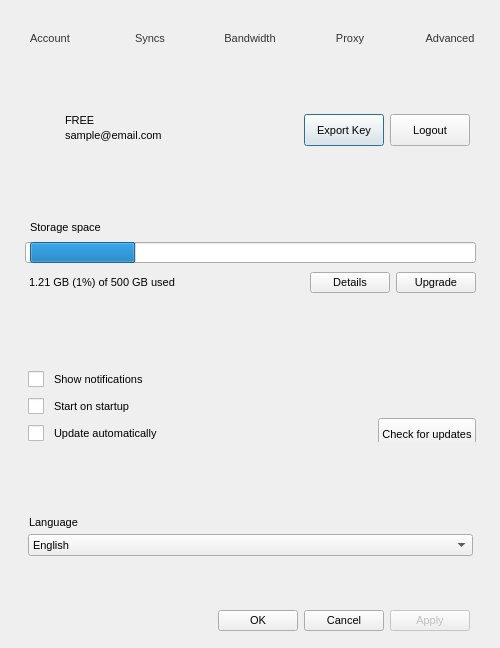
Old version of the form src/MEGASync/gui/macx/SettingsDialog.ui in the repository meganz/MEGAsync.
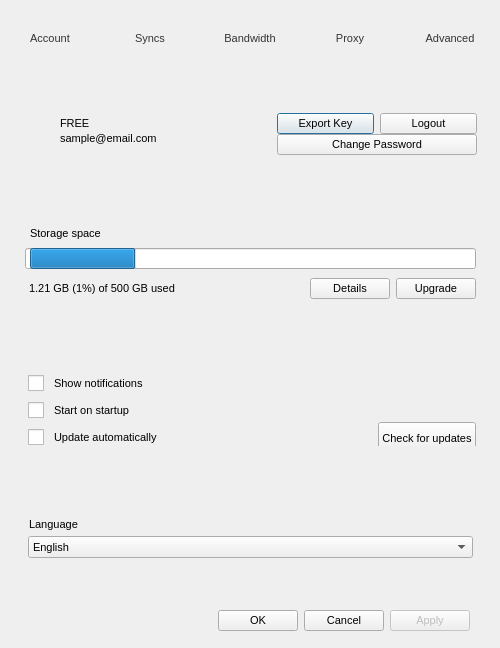
New version of the form. The open tabs and pages were chosen to show the change. Icons and pictures are not drawn.

Commit message: Feature to change password

What changed in the file:
```diff
--- a/src/MEGASync/gui/macx/SettingsDialog.ui
+++ b/src/MEGASync/gui/macx/SettingsDialog.ui
@@ -617,18 +617,18 @@
          <property name="flat">
           <bool>true</bool>
          </property>
-         <layout class="QHBoxLayout" name="horizontalLayout_3" stretch="0,0,0,0">
+         <layout class="QHBoxLayout" name="horizontalLayout_3" stretch="0,0,0">
           <property name="spacing">
            <number>6</number>
           </property>
           <property name="leftMargin">
-           <number>27</number>
+           <number>22</number>
           </property>
           <property name="topMargin">
            <number>15</number>
           </property>
           <property name="rightMargin">
-           <number>29</number>
+           <number>22</number>
           </property>
           <property name="bottomMargin">
            <number>15</number>
@@ -813,6 +813,48 @@
            </widget>
           </item>
           <item>
+           <widget class="QWidget" name="widget_14" native="true">
+            <property name="minimumSize">
+             <size>
+              <width>200</width>
+              <height>0</height>
+             </size>
+            </property>
+            <layout class="QVBoxLayout" name="verticalLayout_20">
+             <property name="spacing">
+              <number>0</number>
+             </property>
+             <property name="leftMargin">
+              <number>0</number>
+             </property>
+             <property name="topMargin">
+              <number>0</number>
+             </property>
+             <property name="rightMargin">
+              <number>0</number>
+             </property>
+             <property name="bottomMargin">
+              <number>0</number>
+             </property>
+             <item>
+              <widget class="QWidget" name="widget_16" native="true">
+               <property name="styleSheet">
+                <string notr="true"/>
+               </property>
+               <layout class="QHBoxLayout" name="horizontalLayout_27">
+                <property name="leftMargin">
+                 <number>0</number>
+                </property>
+                <property name="topMargin">
+                 <number>0</number>
+                </property>
+                <property name="rightMargin">
+                 <number>0</number>
+                </property>
+                <property name="bottomMargin">
+                 <number>0</number>
+                </property>
+                <item>
            <widget class="QPushButton" name="bExportMasterKey">
             <property name="sizePolicy">
              <sizepolicy hsizetype="Preferred" vsizetype="Preferred">
@@ -872,6 +914,37 @@
         </widget>
        </item>
        <item>
+              <widget class="QWidget" name="widget_18" native="true">
+               <layout class="QHBoxLayout" name="horizontalLayout_26">
+                <property name="leftMargin">
+                 <number>0</number>
+                </property>
+                <property name="topMargin">
+                 <number>0</number>
+                </property>
+                <property name="rightMargin">
+                 <number>0</number>
+                </property>
+                <property name="bottomMargin">
+                 <number>0</number>
+                </property>
+                <item>
+                 <widget class="QPushButton" name="bChangePassword">
+                  <property name="text">
+                   <string>Change Password</string>
+                  </property>
+                 </widget>
+                </item>
+               </layout>
+              </widget>
+             </item>
+            </layout>
+           </widget>
+          </item>
+         </layout>
+        </widget>
+       </item>
+       <item>
         <widget class="QToolButton" name="toolButton">
          <property name="sizePolicy">
           <sizepolicy hsizetype="Preferred" vsizetype="Preferred">
```
Left out of the diff: 112 changed lines with no effect on the pictures. Lines whose indentation alone changed are shown as unchanged. The commit also changes 10 other files.
